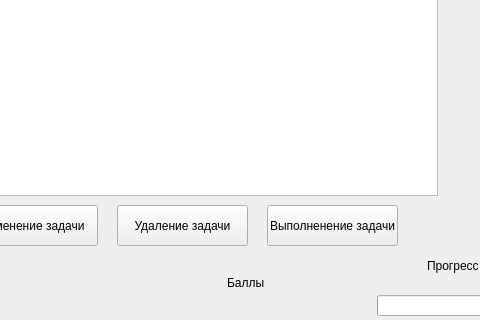
This is untitled_2.ui in keregan/Active_staff_motivation_qt as Qt 5 draws it before an edit; both pictures show x 213 to 693 and y 255 to 575 of the 1033 by 575 pixel window. The edited form follows.
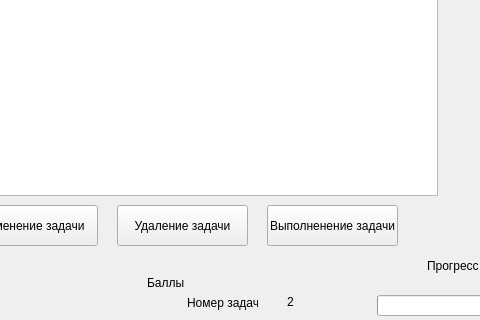
This is the edited form.

Commit message: Upgrade_task + delete_task + accept_task

```diff
--- a/untitled_2.ui
+++ b/untitled_2.ui
@@ -61,7 +61,7 @@
    <widget class="QLabel" name="label_8">
     <property name="geometry">
      <rect>
-      <x>440</x>
+      <x>360</x>
       <y>530</y>
       <width>71</width>
       <height>16</height>
@@ -123,7 +123,7 @@
    <widget class="QLabel" name="ball">
     <property name="geometry">
      <rect>
-      <x>440</x>
+      <x>360</x>
       <y>550</y>
       <width>51</width>
       <height>20</height>
@@ -241,6 +241,45 @@
      <string>Выполненение задачи</string>
     </property>
    </widget>
+   <widget class="QLabel" name="error_task">
+    <property name="geometry">
+     <rect>
+      <x>330</x>
+      <y>500</y>
+      <width>281</width>
+      <height>16</height>
+     </rect>
+    </property>
+    <property name="text">
+     <string/>
+    </property>
+   </widget>
+   <widget class="QLabel" name="label">
+    <property name="geometry">
+     <rect>
+      <x>400</x>
+      <y>550</y>
+      <width>71</width>
+      <height>16</height>
+     </rect>
+    </property>
+    <property name="text">
+     <string>Номер задачи</string>
+    </property>
+   </widget>
+   <widget class="QLabel" name="number_task">
+    <property name="geometry">
+     <rect>
+      <x>500</x>
+      <y>550</y>
+      <width>47</width>
+      <height>13</height>
+     </rect>
+    </property>
+    <property name="text">
+     <string>2</string>
+    </property>
+   </widget>
   </widget>
  </widget>
  <resources/>
```
Left out of the diff: 4 changed lines with no effect on the pictures. The commit also changes 5 other files.
